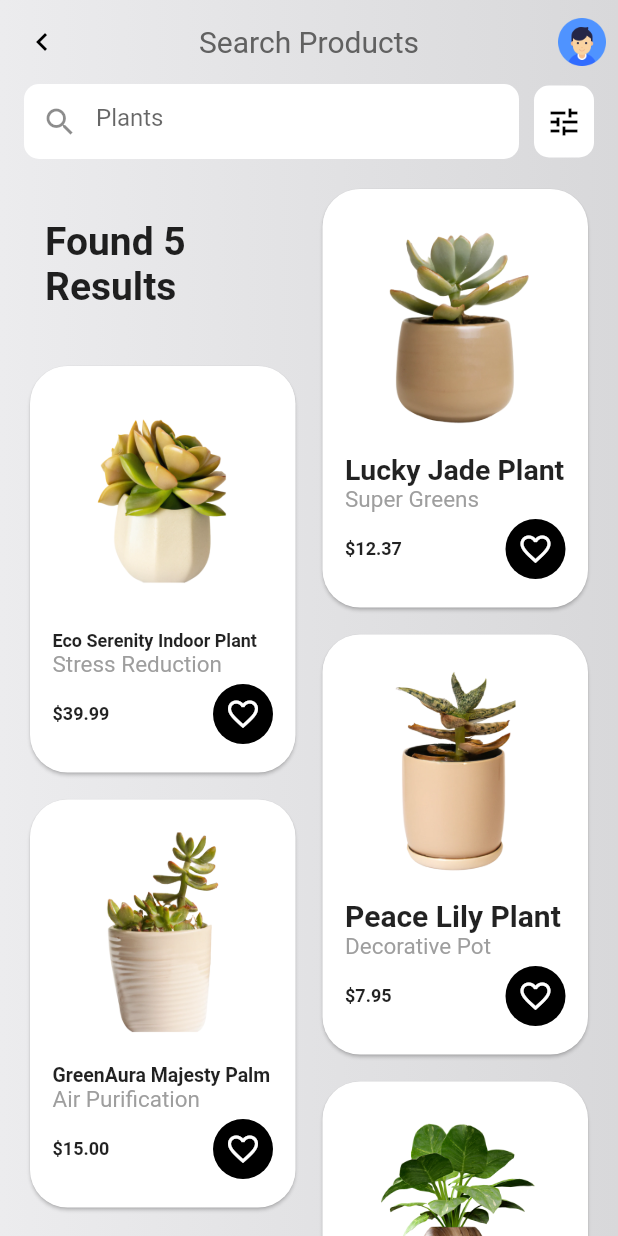
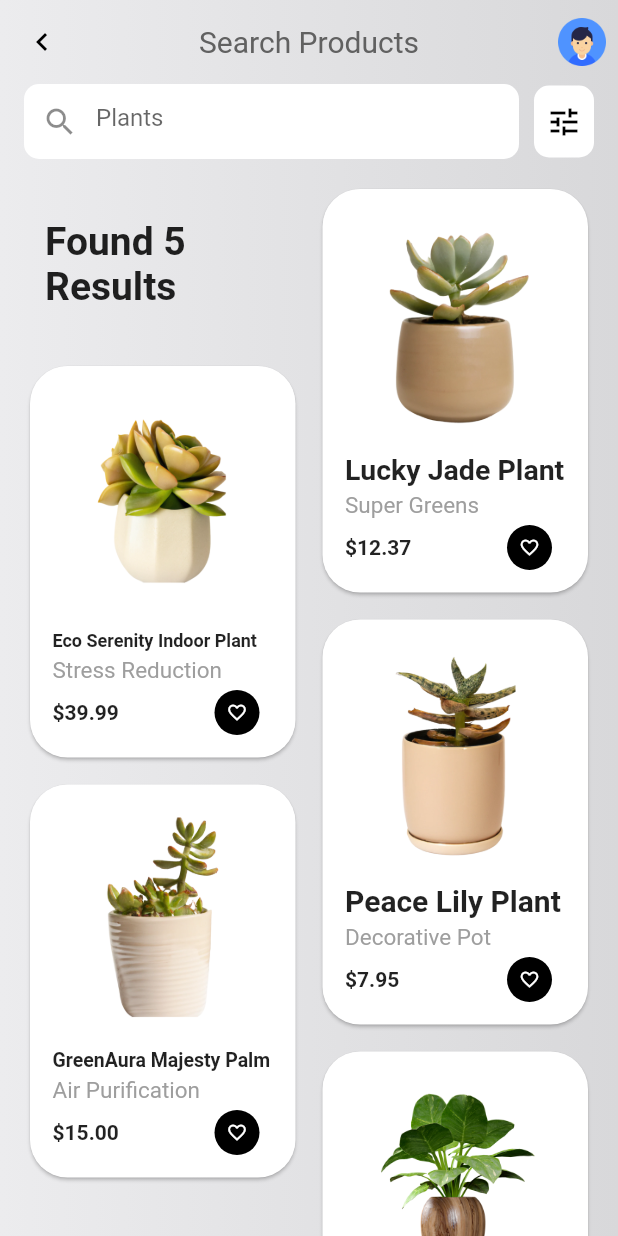
Before and after one commit to tolland/ui_challenge_plant_shop, a Flutter app: the ResultsPage screen opened directly, on a phone screen of 412 x 824 dp. Run offline on Flutter 3.47's test engine with Material 2 defaults, Android fonts, the phone set to English and light mode, and no system bars; drawn by our look-alikes of auto_size_text; our stand-ins replace equatable, flutter_bloc, flutter_carousel_widget, google_fonts, hydrated_bloc.

Commit message:
git squash this

```diff
--- a/lib/pages/results.dart
+++ b/lib/pages/results.dart
@@ -26,7 +26,13 @@ class _ResultsPageState extends State<ResultsPage> {
 
   @override
   Widget build(BuildContext context) {
+    var orientation = MediaQuery.of(context).orientation;
+
+    print(MediaQuery.of(context).orientation);
+
     return BlocBuilder<PlantsBloc, PlantsState>(builder: (context, state) {
+      print(MediaQuery.of(context).orientation);
+
       List<Plant> plantList = state.allPlants;
       return Container(
         decoration: BoxDecoration(
@@ -59,9 +65,7 @@ class _ResultsPageState extends State<ResultsPage> {
               ),
             ],
           ),
-          body: OrientationBuilder(
-            builder: (context, orientation) {
-              return SafeArea(
+          body: SafeArea(
             child: Padding(
               padding: const EdgeInsets.fromLTRB(16, 0, 16, 0),
               child: Column(
@@ -111,7 +115,8 @@ class _ResultsPageState extends State<ResultsPage> {
                   ),
                   Expanded(
                     child: MasonryGridView.count(
-                          crossAxisCount: orientation == Orientation.portrait ? 2 : 3,
+                      crossAxisCount:
+                          orientation == Orientation.portrait ? 2 : 3,
                       mainAxisSpacing: 10,
                       crossAxisSpacing: 10,
                       itemCount: plantList.length + 1,
@@ -134,10 +139,7 @@ class _ResultsPageState extends State<ResultsPage> {
                 ],
               ),
             ),
-              );
-            }
           ),
-          floatingActionButtonLocation: FloatingActionButtonLocation.centerFloat,
         ),
       );
     });
--- a/lib/widgets/product_card.dart
+++ b/lib/widgets/product_card.dart
@@ -79,6 +79,9 @@ class _ProductCardState extends State<ProductCard> {
                 );
               },
             ),
+            const SizedBox(
+              height: 4.0,
+            ),
             Align(
               alignment: Alignment.centerLeft,
               child: Text(
@@ -90,34 +93,37 @@ class _ProductCardState extends State<ProductCard> {
                 ),
               ),
             ),
+            const SizedBox(
+              height: 4.0,
+            ),
             Row(
+              mainAxisAlignment: MainAxisAlignment.spaceBetween,
               children: [
                 Text(
                   NumberFormat.simpleCurrency(locale: 'en_US')
                       .format(widget.plant.price / 100),
                   style: TextStyle(
-                    fontSize: 12,
+                    fontSize: 14,
                     fontWeight: FontWeight.bold,
                   ),
                 ),
-                Spacer(),
-                Center(
-                  child: Ink(
-                    width: 40,
+                Ink(
+                  height: 30,
                   decoration: const ShapeDecoration(
                     color: Colors.black,
                     shape: CircleBorder(),
                   ),
                   child: IconButton(
                     icon: Icon(
-                          _isFavorite ? Icons.favorite : Icons.favorite_border),
+                      _isFavorite ? Icons.favorite : Icons.favorite_border,
+                    ),
+                    iconSize: 14,
                     color: Colors.white,
                     onPressed: () {
                       setState(() {
                         _isFavorite = !_isFavorite;
                       });
                     },
-                    ),
                   ),
                 ),
               ],
--- a/pubspec.yaml
+++ b/pubspec.yaml
@@ -23,6 +23,7 @@ dependencies:
   google_fonts: ^6.1.0
   meta: ^1.9.1
   auto_size_text: ^3.0.0
+  peanut: ^5.0.0
 
 dev_dependencies:
   flutter_test:
```
Also changed, not shown: pubspec.lock, 1 other file. Lines whose indentation alone changed are shown as unchanged.
